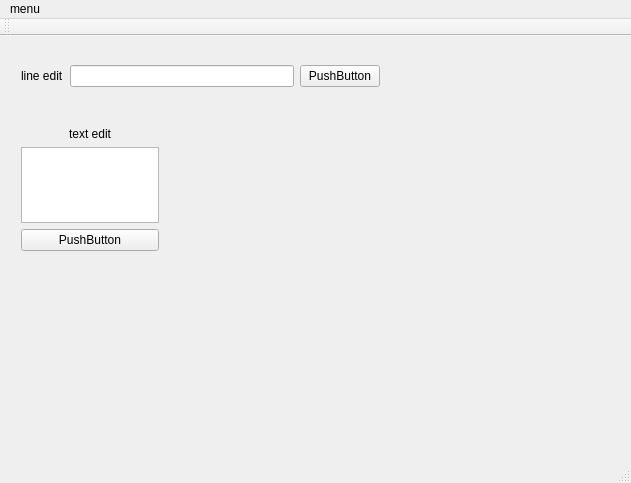
dyoshizawa/QtTest, file mainwindow.ui: the form before one commit.
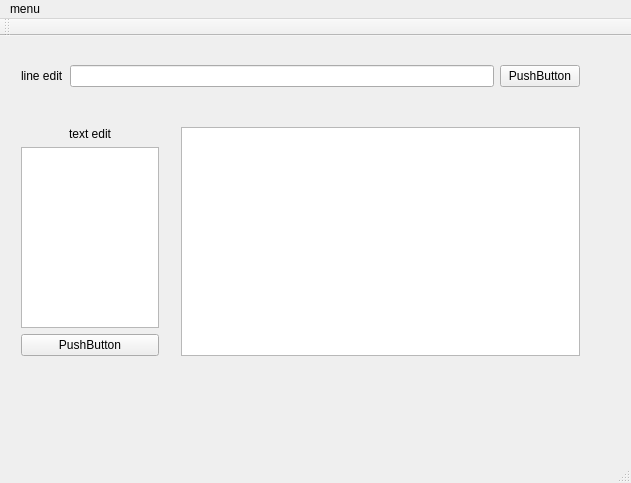
The form after the commit.

Commit message:
QGraphicsScene and QGraphicsView
this is test for Graphics

```diff
--- a/mainwindow.ui
+++ b/mainwindow.ui
@@ -19,7 +19,7 @@
      <rect>
       <x>10</x>
       <y>0</y>
-      <width>381</width>
+      <width>581</width>
       <height>80</height>
      </rect>
     </property>
@@ -53,7 +53,7 @@
       <x>10</x>
       <y>80</y>
       <width>160</width>
-      <height>146</height>
+      <height>251</height>
      </rect>
     </property>
     <layout class="QVBoxLayout" name="verticalLayout_4">
@@ -82,6 +82,21 @@
      </item>
     </layout>
    </widget>
+   <widget class="QWidget" name="verticalLayoutWidget_2">
+    <property name="geometry">
+     <rect>
+      <x>170</x>
+      <y>80</y>
+      <width>421</width>
+      <height>251</height>
+     </rect>
+    </property>
+    <layout class="QVBoxLayout" name="verticalLayout_5">
+     <item>
+      <widget class="QGraphicsView" name="graphicsView"/>
+     </item>
+    </layout>
+   </widget>
   </widget>
   <widget class="QMenuBar" name="menuBar">
    <property name="geometry">
```
The commit also changes 3 other files.
